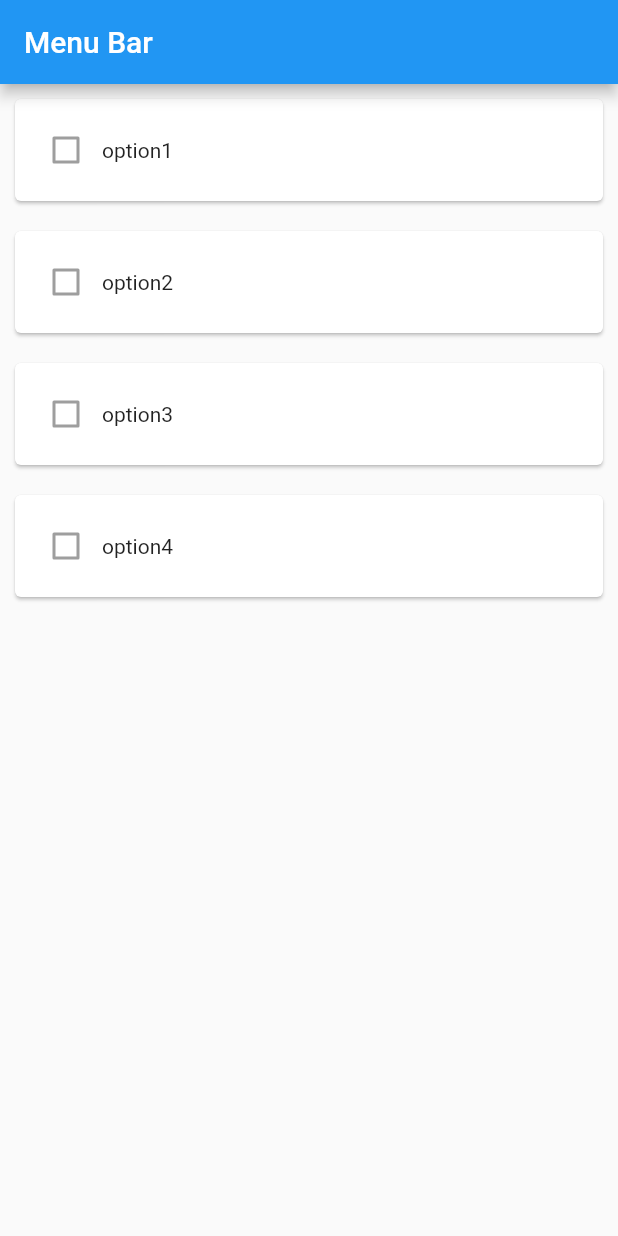
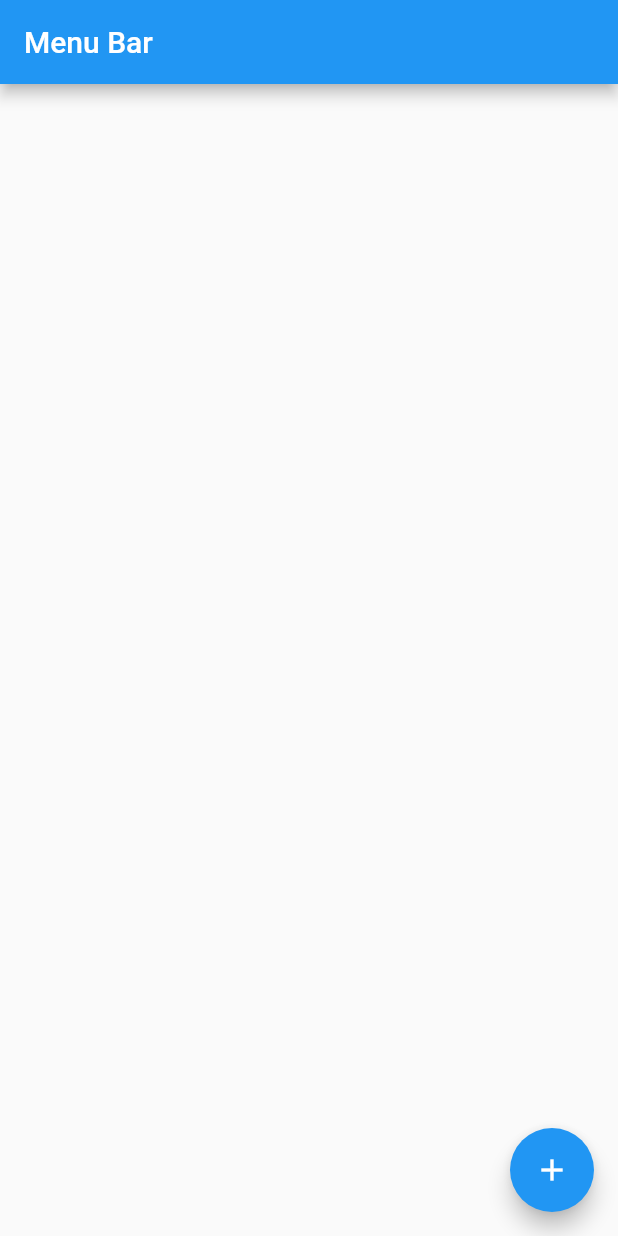
Before and after one commit to kaiyama12345679/flutter-helloworld, a Flutter app: the screen it shows after launch, on a phone screen of 412 x 824 dp. Run offline on Flutter 3.47's test engine with Material 2 defaults, Android fonts, the phone set to English and light mode, and no system bars.

Commit message:
動的UIの導入

```diff
--- a/lib/main.dart
+++ b/lib/main.dart
@@ -22,30 +22,60 @@ class MyApp extends StatelessWidget {
 
 ///////////////////////////////
 // ③ アプリのメインページ（固定）
-class MyHomePage extends StatelessWidget {
+class MyHomePage extends StatefulWidget {
+  List<Widget> cards = [];
+  MyHomePage({Key? key}) : super(key: key);
+
+  @override
+  _MyHomePageState createState() => _MyHomePageState();
+}
+
+class _MyHomePageState extends State<MyHomePage> {
+  var cnt = 0;
   @override
   Widget build(BuildContext context) {
     return Scaffold(
-        appBar: AppBar(
-          title: Text("Menu Bar"),
+      appBar: AppBar(title: Text("Menu Bar")),
+      body: Center(
+          child: ListView.builder(
+        itemCount: widget.cards.length,
+        itemBuilder: (BuildContext context, int index) {
+          return widget.cards[index];
+        },
+      )),
+      floatingActionButton: FloatingActionButton(
+        onPressed: () {
+          setState(() {
+            widget.cards.add(TodoCardWidget(label: "${cnt}"));
+            if (cnt == 10) {
+              cnt = 0;
+              widget.cards = [];
+            }
+            cnt += 1;
+          });
+        },
+        child: const Icon(Icons.add),
       ),
-        body: Center(
-          child: ListView(
-            children: [
-              TodoCardWidget(label: "option1"),
-              TodoCardWidget(label: "option2"),
-              TodoCardWidget(label: "option3"),
-              TodoCardWidget(label: "option4")
-            ],
-          ),
-        ));
+    );
   }
 }
 
-class TodoCardWidget extends StatelessWidget {
+class TodoCardWidget extends StatefulWidget {
   final String label;
+  var state = false;
 
-  TodoCardWidget({Key? key, required this.label});
+  TodoCardWidget({Key? key, required this.label}) : super(key: key);
+
+  @override
+  _TodoCardWidgetState createState() => _TodoCardWidgetState();
+}
+
+class _TodoCardWidgetState extends State<TodoCardWidget> {
+  void _changeState(value) {
+    setState(() {
+      widget.state = value ?? false;
+    });
+  }
 
   @override
   Widget build(BuildContext context) {
@@ -55,10 +85,11 @@ class TodoCardWidget extends StatelessWidget {
         padding: EdgeInsets.all(10),
         child: Row(
           children: [
-              Checkbox(value: false, onChanged: null),
-              Text(this.label),
+            Checkbox(onChanged: _changeState, value: widget.state),
+            Text(widget.label),
           ],
         ),
-        ));
+      ),
+    );
   }
 }
```
Lines whose indentation alone changed are shown as unchanged.
